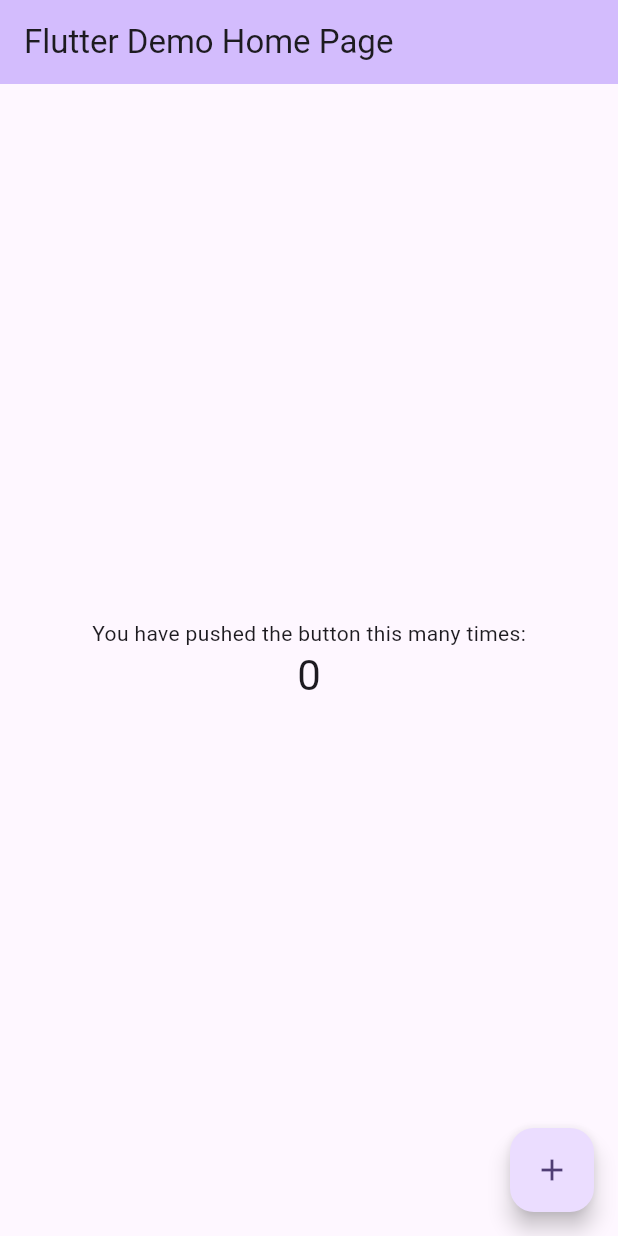
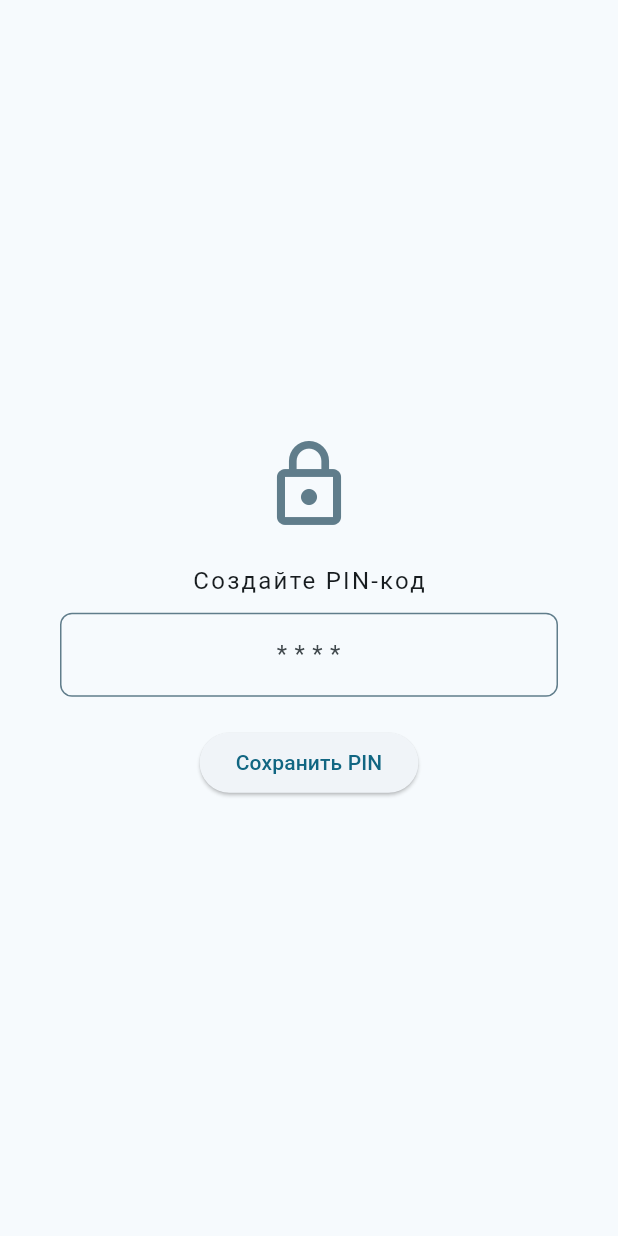
Before and after one commit to VirroHarrou/demo_apps, a Flutter app: the screen it shows after launch, on a phone screen of 412 x 824 dp. Run offline on Flutter 3.47's test engine with Material 3 defaults, Android fonts, the phone set to English and light mode, and no system bars; our stand-ins replace flutter_secure_storage.

Commit message:
password manager v1.0

```diff
--- a/lib/main.dart
+++ b/lib/main.dart
@@ -1,3 +1,4 @@
+import 'package:demo_apps/pages/vault_page.dart';
 import 'package:flutter/material.dart';
 
 void main() {
@@ -10,55 +11,10 @@ class MyApp extends StatelessWidget {
   @override
   Widget build(BuildContext context) {
     return MaterialApp(
-      title: 'Flutter Demo',
-      theme: ThemeData(colorScheme: .fromSeed(seedColor: Colors.deepPurple)),
-      home: const MyHomePage(title: 'Flutter Demo Home Page'),
+      theme: ThemeData(
+        colorScheme: ColorScheme.fromSeed(seedColor: Colors.blueGrey),
+      ),
+      home: const VaultPage(),
     );
   }
 }
-
-class MyHomePage extends StatefulWidget {
-  const MyHomePage({super.key, required this.title});
-
-  final String title;
-
-  @override
-  State<MyHomePage> createState() => _MyHomePageState();
-}
-
-class _MyHomePageState extends State<MyHomePage> {
-  int _counter = 0;
-
-  void _incrementCounter() {
-    setState(() {
-      _counter++;
-    });
-  }
-
-  @override
-  Widget build(BuildContext context) {
-    return Scaffold(
-      appBar: AppBar(
-        backgroundColor: Theme.of(context).colorScheme.inversePrimary,
-        title: Text(widget.title),
-      ),
-      body: Center(
-        child: Column(
-          mainAxisAlignment: .center,
-          children: [
-            const Text('You have pushed the button this many times:'),
-            Text(
-              '$_counter',
-              style: Theme.of(context).textTheme.headlineMedium,
-            ),
-          ],
-        ),
-      ),
-      floatingActionButton: FloatingActionButton(
-        onPressed: _incrementCounter,
-        tooltip: 'Increment',
-        child: const Icon(Icons.add),
-      ),
-    );
-  }
-}
--- /dev/null
+++ b/lib/pages/vault_page.dart
@@ -0,0 +1,192 @@
+import 'package:flutter/material.dart';
+import 'package:flutter/services.dart';
+import 'package:flutter_secure_storage/flutter_secure_storage.dart';
+import '../services/vault_service.dart';
+import '../widgets/password_generator_card.dart';
+
+class VaultPage extends StatefulWidget {
+  const VaultPage({super.key});
+
+  @override
+  State<VaultPage> createState() => _VaultPageState();
+}
+
+class _VaultPageState extends State<VaultPage> {
+  final _storage = const FlutterSecureStorage();
+  final VaultService _vault = VaultService();
+
+  bool _isAuthenticated = false;
+  bool _pinExists = false;
+  final TextEditingController _pinController = TextEditingController();
+  List<dynamic> _savedPasswords = [];
+
+  @override
+  void initState() {
+    super.initState();
+    _checkPinStatus();
+  }
+
+  Future<void> _checkPinStatus() async {
+    String? pin = await _storage.read(key: 'user_pin');
+    setState(() {
+      _pinExists = pin != null;
+    });
+  }
+
+  Future<void> _loadPasswords() async {
+    final data = await _vault.getAllPasswords();
+    setState(() {
+      _savedPasswords = data;
+    });
+  }
+
+  void _handlePinSubmit() async {
+    if (!_pinExists) {
+      await _storage.write(key: 'user_pin', value: _pinController.text);
+      setState(() => _pinExists = true);
+      _pinController.clear();
+    } else {
+      String? savedPin = await _storage.read(key: 'user_pin');
+      if (savedPin == _pinController.text) {
+        setState(() => _isAuthenticated = true);
+        _loadPasswords();
+      } else if (mounted) {
+        ScaffoldMessenger.of(
+          context,
+        ).showSnackBar(const SnackBar(content: Text("Неверный PIN")));
+      }
+    }
+  }
+
+  @override
+  Widget build(BuildContext context) {
+    if (!_isAuthenticated) return _buildAuth();
+    return Scaffold(
+      appBar: AppBar(
+        title: const Text(
+          "Менеджер паролей",
+          style: TextStyle(
+            fontSize: 22,
+            letterSpacing: 2,
+            fontWeight: FontWeight.w600,
+          ),
+        ),
+        actions: [
+          IconButton(
+            icon: const Icon(Icons.logout),
+            onPressed: () => setState(() => _isAuthenticated = false),
+          ),
+        ],
+      ),
+      body: Column(
+        children: [
+          PasswordGeneratorCard(onSaved: _loadPasswords),
+          const Divider(),
+          const Padding(
+            padding: EdgeInsets.symmetric(vertical: 8),
+            child: Text(
+              "Сохраненные доступы",
+              style: TextStyle(
+                color: Colors.grey,
+                fontSize: 16,
+                letterSpacing: 1.5,
+                fontWeight: FontWeight.w500,
+              ),
+            ),
+          ),
+          Expanded(
+            child: ListView.builder(
+              itemCount: _savedPasswords.length,
+              itemBuilder: (context, index) {
+                final entry = _savedPasswords[index];
+                return Card(
+                  elevation: 2,
+                  margin: const EdgeInsets.symmetric(
+                    horizontal: 8,
+                    vertical: 4,
+                  ),
+                  shape: RoundedRectangleBorder(
+                    borderRadius: BorderRadius.circular(10),
+                  ),
+                  child: Container(
+                    decoration: BoxDecoration(
+                      borderRadius: BorderRadius.circular(10),
+                      border: Border.all(
+                        color: Colors.blueGrey.withAlpha(80),
+                        width: 2,
+                      ),
+                    ),
+                    child: ListTile(
+                      leading: const Icon(Icons.vpn_key),
+                      title: Text(
+                        entry['serviceName'],
+                        style: Theme.of(context).textTheme.titleMedium,
+                      ),
+                      subtitle: Text(entry['password']),
+                      trailing: IconButton(
+                        icon: const Icon(Icons.copy, size: 20),
+                        onPressed: () {
+                          Clipboard.setData(
+                            ClipboardData(text: entry['password']),
+                          );
+                        },
+                      ),
+                    ),
+                  ),
+                );
+              },
+            ),
+          ),
+        ],
+      ),
+    );
+  }
+
+  Widget _buildAuth() {
+    return Scaffold(
+      body: Center(
+        child: Padding(
+          padding: const EdgeInsets.all(40.0),
+          child: Column(
+            mainAxisAlignment: MainAxisAlignment.center,
+            children: [
+              Icon(Icons.lock_outline, size: 64, color: Colors.blueGrey),
+              const SizedBox(height: 20),
+              Text(
+                _pinExists ? "Введите PIN для входа" : "Создайте PIN-код",
+                style: TextStyle(fontSize: 16, letterSpacing: 1.5),
+              ),
+              const SizedBox(height: 10),
+              TextField(
+                controller: _pinController,
+                obscureText: true,
+                keyboardType: TextInputType.number,
+                textAlign: TextAlign.center,
+                decoration: const InputDecoration(
+                  hintText: "* * * *",
+                  border: OutlineInputBorder(
+                    borderRadius: BorderRadius.all(Radius.circular(8)),
+                    borderSide: BorderSide(color: Colors.blueGrey, width: 1.5),
+                  ),
+                  enabledBorder: OutlineInputBorder(
+                    borderRadius: BorderRadius.all(Radius.circular(8)),
+                    borderSide: BorderSide(color: Colors.blueGrey, width: 1),
+                  ),
+                  disabledBorder: OutlineInputBorder(
+                    borderRadius: BorderRadius.all(Radius.circular(8)),
+                    borderSide: BorderSide(color: Colors.blueGrey, width: 1),
+                  ),
+                ),
+              ),
+              const SizedBox(height: 20),
+              ElevatedButton(
+                onPressed: _handlePinSubmit,
+                child: Text(_pinExists ? "Войти" : "Сохранить PIN"),
+              ),
+            ],
+          ),
+        ),
+      ),
+    );
+  }
+}
--- /dev/null
+++ b/lib/services/vault_service.dart
@@ -0,0 +1,49 @@
+import 'dart:math';
+import 'package:flutter_secure_storage/flutter_secure_storage.dart';
+import 'dart:convert';
+
+class VaultService {
+  final _storage = const FlutterSecureStorage();
+
+  final List<String> _wordList = [
+    'Apple',
+    'Battery',
+    'Cloud',
+    'God',
+    'Driver',
+    'Eagle',
+    'Rocket',
+    'Forest',
+    'Grapes',
+    'Hammer',
+    'Ice',
+    'Iron',
+    'Joker',
+    'Kite',
+    'Lemon',
+    'Mountain',
+    'Night',
+  ];
+
+  String generateMemorablePassword({int wordsCount = 4}) {
+    final random = Random.secure();
+    List<String> selectedWords = List.generate(
+      wordsCount,
+      (_) => _wordList[random.nextInt(_wordList.length)],
+    );
+    return selectedWords.join('-');
+  }
+
+  Future<void> savePassword(String service, String password) async {
+    String? rawData = await _storage.read(key: 'vault_data');
+    List<dynamic> list = rawData != null ? jsonDecode(rawData) : [];
+
+    list.add({'serviceName': service, 'password': password});
+    await _storage.write(key: 'vault_data', value: jsonEncode(list));
+  }
+
+  Future<List<dynamic>> getAllPasswords() async {
+    String? rawData = await _storage.read(key: 'vault_data');
+    return rawData != null ? jsonDecode(rawData) : [];
+  }
+}
--- a/pubspec.yaml
+++ b/pubspec.yaml
@@ -10,6 +10,7 @@ dependencies:
   flutter:
     sdk: flutter
   cupertino_icons: ^1.0.8
+  flutter_secure_storage: ^10.0.0
 
 dev_dependencies:
   flutter_test:
```
Also changed, not shown: lib/models/password_entry.dart (added, +17 -0 lines), lib/widgets/password_generator_card.dart (added, +125 -0 lines), pubspec.lock, 6 other files.
